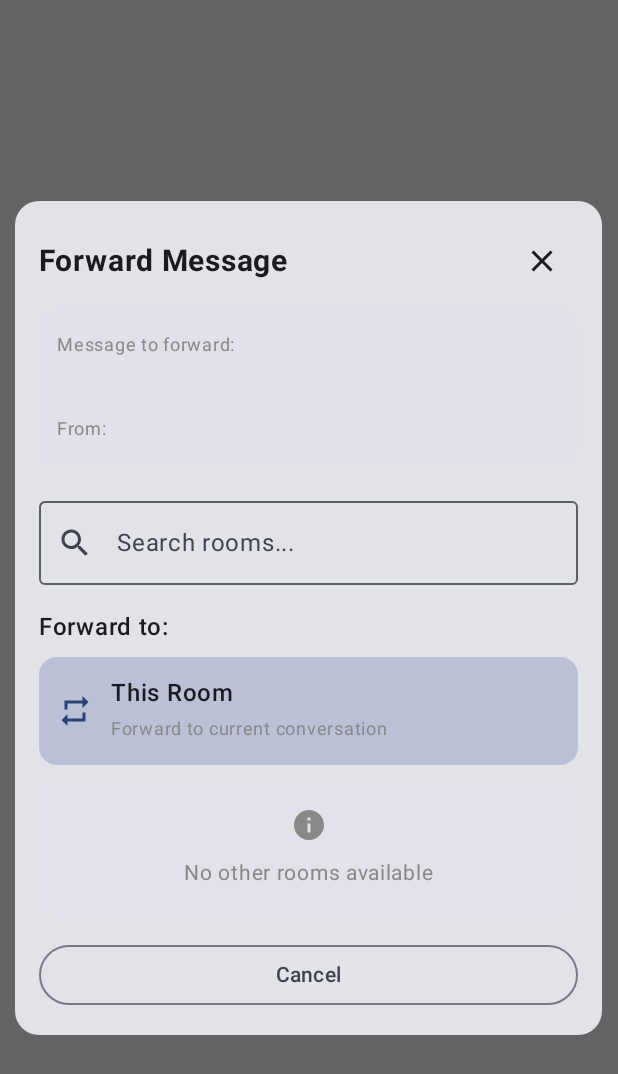
After one commit to BaharRaf/FhChatRoom, an Android app built with Jetpack Compose: the composable ForwardMessageDialog called with empty values, on a phone screen of 412 x 824 dp. The commit adds this screen. Shown: the top 1074 px of the screen. Run offline under Robolectric (Android 15) with nearby library versions, the phone set to English and light mode, and no system bars; our stand-ins replace Firebase (no records; nobody signed in at launch, a user with empty details on screens opened directly), livedata-compose; 1 statement that could not run was skipped.

Commit message:
ForwardMessageDialog.kt added

```diff
--- /dev/null
+++ b/app/src/main/java/com/example/fhchatroom/screen/ForwardMessageDialog.kt
@@ -0,0 +1,345 @@
+package com.example.fhchatroom.screen
+
+import androidx.compose.foundation.clickable
+import androidx.compose.foundation.layout.*
+import androidx.compose.foundation.lazy.LazyColumn
+import androidx.compose.foundation.lazy.items
+import androidx.compose.foundation.shape.RoundedCornerShape
+import androidx.compose.material.icons.Icons
+import androidx.compose.material.icons.filled.*
+import androidx.compose.material3.*
+import androidx.compose.runtime.*
+import androidx.compose.runtime.livedata.observeAsState
+import androidx.compose.ui.Alignment
+import androidx.compose.ui.Modifier
+import androidx.compose.ui.graphics.Color
+import androidx.compose.ui.text.font.FontWeight
+import androidx.compose.ui.text.style.TextOverflow
+import androidx.compose.ui.unit.dp
+import androidx.compose.ui.unit.sp
+import androidx.lifecycle.viewmodel.compose.viewModel
+import com.example.fhchatroom.data.Message
+import com.example.fhchatroom.data.MessageType
+import com.example.fhchatroom.data.Room
+import com.example.fhchatroom.viewmodel.RoomViewModel
+import com.google.firebase.auth.FirebaseAuth
+
+@OptIn(ExperimentalMaterial3Api::class)
+@Composable
+fun ForwardMessageDialog(
+    message: Message,
+    currentRoomId: String,
+    onForwardToRoom: (String) -> Unit,
+    onDismiss: () -> Unit,
+    roomViewModel: RoomViewModel = viewModel()
+) {
+    val rooms by roomViewModel.rooms.observeAsState(emptyList())
+    val currentUserEmail = FirebaseAuth.getInstance().currentUser?.email
+    var searchQuery by remember { mutableStateOf("") }
+
+    // Filter rooms - user must be a member and exclude current room
+    val availableRooms = rooms.filter { room ->
+        room.id != currentRoomId &&
+                currentUserEmail != null &&
+                room.members.contains(currentUserEmail)
+    }.filter { room ->
+        if (searchQuery.isEmpty()) true
+        else room.name.contains(searchQuery, ignoreCase = true) ||
+                room.description.contains(searchQuery, ignoreCase = true)
+    }
+
+    AlertDialog(
+        onDismissRequest = onDismiss,
+        modifier = Modifier.fillMaxWidth(0.95f)
+    ) {
+        Card(
+            shape = RoundedCornerShape(16.dp),
+            modifier = Modifier.fillMaxWidth()
+        ) {
+            Column(
+                modifier = Modifier.padding(16.dp)
+            ) {
+                // Header
+                Row(
+                    modifier = Modifier.fillMaxWidth(),
+                    horizontalArrangement = Arrangement.SpaceBetween,
+                    verticalAlignment = Alignment.CenterVertically
+                ) {
+                    Text(
+                        text = "Forward Message",
+                        fontSize = 20.sp,
+                        fontWeight = FontWeight.Bold
+                    )
+                    IconButton(onClick = onDismiss) {
+                        Icon(Icons.Default.Close, contentDescription = "Close")
+                    }
+                }
+
+                Spacer(modifier = Modifier.height(8.dp))
+
+                // Message Preview
+                Card(
+                    colors = CardDefaults.cardColors(
+                        containerColor = MaterialTheme.colorScheme.surfaceVariant.copy(alpha = 0.5f)
+                    ),
+                    modifier = Modifier.fillMaxWidth()
+                ) {
+                    Column(
+                        modifier = Modifier.padding(12.dp)
+                    ) {
+                        Text(
+                            text = "Message to forward:",
+                            fontSize = 12.sp,
+                            color = Color.Gray
+                        )
+                        Spacer(modifier = Modifier.height(4.dp))
+                        when (message.type) {
+                            MessageType.TEXT -> {
+                                Text(
+                                    text = message.text,
+                                    fontSize = 14.sp,
+                                    maxLines = 3,
+                                    overflow = TextOverflow.Ellipsis
+                                )
+                            }
+                            MessageType.IMAGE -> {
+                                Row(verticalAlignment = Alignment.CenterVertically) {
+                                    Icon(Icons.Default.Image, contentDescription = "Image")
+                                    Spacer(modifier = Modifier.width(8.dp))
+                                    Text("📷 Photo", fontSize = 14.sp)
+                                }
+                            }
+                            MessageType.VOICE -> {
+                                Row(verticalAlignment = Alignment.CenterVertically) {
+                                    Icon(Icons.Default.Mic, contentDescription = "Voice")
+                                    Spacer(modifier = Modifier.width(8.dp))
+                                    Text("🎤 Voice message", fontSize = 14.sp)
+                                }
+                            }
+                        }
+                        Text(
+                            text = "From: ${message.senderFirstName}",
+                            fontSize = 12.sp,
+                            color = Color.Gray,
+                            modifier = Modifier.padding(top = 4.dp)
+                        )
+                    }
+                }
+
+                Spacer(modifier = Modifier.height(16.dp))
+
+                // Search bar
+                OutlinedTextField(
+                    value = searchQuery,
+                    onValueChange = { searchQuery = it },
+                    label = { Text("Search rooms...") },
+                    leadingIcon = {
+                        Icon(Icons.Default.Search, contentDescription = "Search")
+                    },
+                    trailingIcon = {
+                        if (searchQuery.isNotEmpty()) {
+                            IconButton(onClick = { searchQuery = "" }) {
+                                Icon(Icons.Default.Clear, contentDescription = "Clear")
+                            }
+                        }
+                    },
+                    modifier = Modifier.fillMaxWidth(),
+                    singleLine = true
+                )
+
+                Spacer(modifier = Modifier.height(16.dp))
+
+                // Forward to current room option
+                Text(
+                    text = "Forward to:",
+                    fontSize = 16.sp,
+                    fontWeight = FontWeight.Medium
+                )
+
+                Spacer(modifier = Modifier.height(8.dp))
+
+                // Current room option
+                Card(
+                    colors = CardDefaults.cardColors(
+                        containerColor = MaterialTheme.colorScheme.primaryContainer.copy(alpha = 0.3f)
+                    ),
+                    modifier = Modifier
+                        .fillMaxWidth()
+                        .clickable {
+                            onForwardToRoom(currentRoomId)
+                            onDismiss()
+                        }
+                ) {
+                    Row(
+                        modifier = Modifier
+                            .fillMaxWidth()
+                            .padding(12.dp),
+                        verticalAlignment = Alignment.CenterVertically
+                    ) {
+                        Icon(
+                            Icons.Default.Repeat,
+                            contentDescription = "Current Room",
+                            tint = MaterialTheme.colorScheme.primary
+                        )
+                        Spacer(modifier = Modifier.width(12.dp))
+                        Column {
+                            Text(
+                                text = "This Room",
+                                fontWeight = FontWeight.Medium
+                            )
+                            Text(
+                                text = "Forward to current conversation",
+                                fontSize = 12.sp,
+                                color = Color.Gray
+                            )
+                        }
+                    }
+                }
+
+                Spacer(modifier = Modifier.height(12.dp))
+
+                // Available rooms list
+                if (availableRooms.isNotEmpty()) {
+                    Text(
+                        text = "Other rooms:",
+                        fontSize = 14.sp,
+                        color = Color.Gray
+                    )
+
+                    Spacer(modifier = Modifier.height(8.dp))
+
+                    LazyColumn(
+                        modifier = Modifier.height(200.dp)
+                    ) {
+                        items(availableRooms) { room ->
+                            RoomForwardItem(
+                                room = room,
+                                onSelect = {
+                                    onForwardToRoom(room.id)
+                                    onDismiss()
+                                }
+                            )
+                        }
+                    }
+                } else {
+                    // No other rooms available
+                    Card(
+                        colors = CardDefaults.cardColors(
+                            containerColor = MaterialTheme.colorScheme.surfaceVariant.copy(alpha = 0.3f)
+                        ),
+                        modifier = Modifier.fillMaxWidth()
+                    ) {
+                        Column(
+                            modifier = Modifier
+                                .fillMaxWidth()
+                                .padding(16.dp),
+                            horizontalAlignment = Alignment.CenterHorizontally
+                        ) {
+                            Icon(
+                                Icons.Default.Info,
+                                contentDescription = "No rooms",
+                                tint = Color.Gray
+                            )
+                            Spacer(modifier = Modifier.height(8.dp))
+                            Text(
+                                text = if (searchQuery.isEmpty())
+                                    "No other rooms available"
+                                else
+                                    "No rooms found matching \"$searchQuery\"",
+                                color = Color.Gray,
+                                fontSize = 14.sp
+                            )
+                        }
+                    }
+                }
+
+                Spacer(modifier = Modifier.height(16.dp))
+
+                // Cancel button
+                OutlinedButton(
+                    onClick = onDismiss,
+                    modifier = Modifier.fillMaxWidth()
+                ) {
+                    Text("Cancel")
+                }
+            }
+        }
+    }
+}
+
+@Composable
+fun RoomForwardItem(
+    room: Room,
+    onSelect: () -> Unit
+) {
+    Card(
+        modifier = Modifier
+            .fillMaxWidth()
+            .padding(vertical = 2.dp)
+            .clickable { onSelect() },
+        colors = CardDefaults.cardColors(
+            containerColor = MaterialTheme.colorScheme.surface
+        ),
+        elevation = CardDefaults.cardElevation(defaultElevation = 1.dp)
+    ) {
+        Row(
+            modifier = Modifier
+                .fillMaxWidth()
+                .padding(12.dp),
+            verticalAlignment = Alignment.CenterVertically
+        ) {
+            // Room icon
+            Card(
+                shape = RoundedCornerShape(8.dp),
+                colors = CardDefaults.cardColors(
+                    containerColor = MaterialTheme.colorScheme.primaryContainer
+                ),
+                modifier = Modifier.size(40.dp)
+            ) {
+                Box(
+                    modifier = Modifier.fillMaxSize(),
+                    contentAlignment = Alignment.Center
+                ) {
+                    Text(
+                        text = room.name.take(1).uppercase(),
+                        fontWeight = FontWeight.Bold,
+                        color = MaterialTheme.colorScheme.onPrimaryContainer
+                    )
+                }
+            }
+
+            Spacer(modifier = Modifier.width(12.dp))
+
+            // Room info
+            Column(modifier = Modifier.weight(1f)) {
+                Text(
+                    text = room.name,
+                    fontWeight = FontWeight.Medium,
+                    maxLines = 1,
+                    overflow = TextOverflow.Ellipsis
+                )
+                if (room.description.isNotEmpty()) {
+                    Text(
+                        text = room.description,
+                        fontSize = 12.sp,
+                        color = Color.Gray,
+                        maxLines = 1,
+                        overflow = TextOverflow.Ellipsis
+                    )
+                }
+                Text(
+                    text = "${room.members.size} members",
+                    fontSize = 11.sp,
+                    color = Color.Gray
+                )
+            }
+
+            // Forward arrow
+            Icon(
+                Icons.Default.ArrowForward,
+                contentDescription = "Forward to this room",
+                tint = MaterialTheme.colorScheme.primary
+            )
+        }
+    }
+}
```
Also changed, not shown: app/src/main/java/com/example/fhchatroom/screen/ChatScreen.kt (+33 -57 lines), app/src/main/java/com/example/fhchatroom/viewmodel/MessageViewModel.kt (+24 -7 lines).
